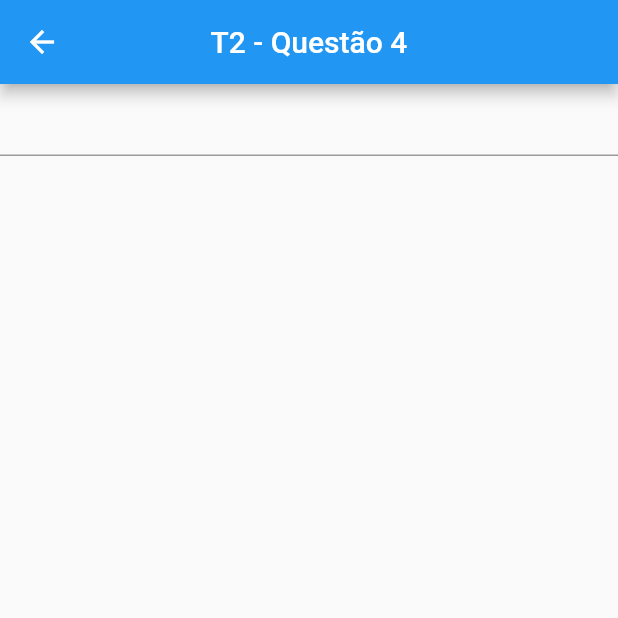
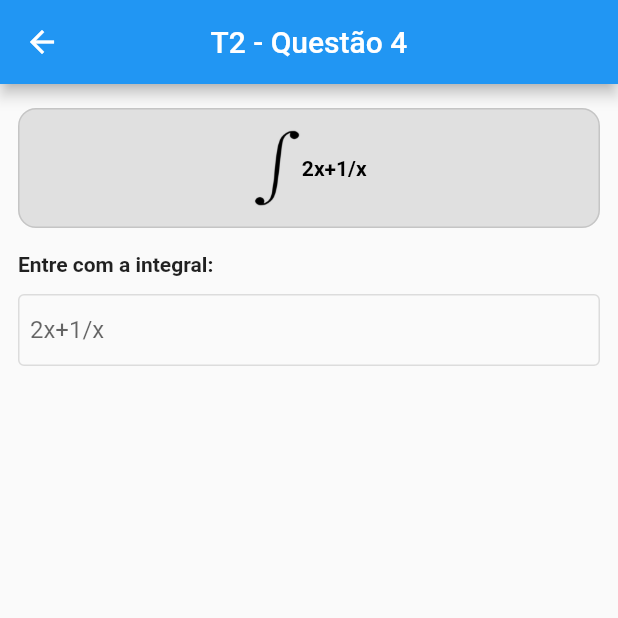
Before and after one commit to RaphaelRat/calculo-numerico, a Flutter app: the Trabalho2 screen opened by its route, on a phone screen of 412 x 824 dp, the top half of it. Run offline on Flutter 3.47's test engine with Material 2 defaults, Android fonts, the phone set to English and light mode, and no system bars; our stand-ins replace get.

Commit message:
add funcao field

```diff
--- a/lib/pages/trabalho_2/trabalho_2.dart
+++ b/lib/pages/trabalho_2/trabalho_2.dart
@@ -12,37 +12,80 @@ class Trabalho2 extends GetView<Trabalho2Controller> {
       onTap: () => FocusScope.of(context).unfocus(),
       child: Scaffold(
         appBar: AppBar(title: const Text('T2 - Questão 4'), centerTitle: true),
-        body: Column(
+        body: NotificationListener<OverscrollIndicatorNotification>(
+          onNotification: (overScroll) {
+            overScroll.disallowIndicator();
+            return false;
+          },
+          child: SingleChildScrollView(
+            child: Padding(
+              padding: const EdgeInsets.all(12.0),
+              child: Column(
+                crossAxisAlignment: CrossAxisAlignment.start,
                 children: [
                   Obx(
-              () => controller.integral.value.isEmpty
-                  // Image.asset('assets/integral.png'),
-                  ? Container()
-                  : Container(
-                      margin: const EdgeInsets.symmetric(horizontal: 12, vertical: 20),
+                    () => Container(
+                      margin: const EdgeInsets.symmetric(vertical: 4),
                       width: double.infinity,
                       height: 80,
                       padding: const EdgeInsets.symmetric(horizontal: 20, vertical: 12),
                       decoration: BoxDecoration(
                         borderRadius: BorderRadius.circular(12),
-                        color: Theme.of(context).primaryColor,
+                        color: Colors.grey.shade300,
                         border: Border.all(width: 1, color: Theme.of(context).focusColor),
                       ),
-                      child: Row(
+                      child: controller.integral.value.isEmpty
+                          ? const Center(
+                              child: Text(
+                                'Sua integral aqui',
+                                style: TextStyle(
+                                  color: Colors.black,
+                                  fontWeight: FontWeight.bold,
+                                ),
+                              ),
+                            )
+                          : Row(
                               crossAxisAlignment: CrossAxisAlignment.center,
                               mainAxisAlignment: MainAxisAlignment.center,
-                        children: [Image.asset('assets/integral.png'), Text(controller.integral.value)],
+                              children: [
+                                Image.asset('assets/integral.png'),
+                                Text(
+                                  controller.integral.value,
+                                  style: const TextStyle(
+                                    color: Colors.black,
+                                    fontWeight: FontWeight.bold,
+                                  ),
+                                ),
+                              ],
                             ),
                     ),
                   ),
-            TextField(
-              onChanged: (value) {
-                controller.integral.value = value;
-              },
-            )
+                  const SizedBox(height: 12),
+                  const Text('Entre com a integral:', style: TextStyle(fontWeight: FontWeight.bold)),
+                  const SizedBox(height: 12),
+                  _myTextField(context, hintText: '2x+1/x', onChanged: (value) => controller.funcao.value = value),
                 ],
+              ),
+            ),
+          ),
         ),
       ),
     );
   }
+
+  TextField _myTextField(BuildContext context, {Function(String value)? onChanged, String? hintText}) {
+    return TextField(
+      decoration: InputDecoration(
+        contentPadding: const EdgeInsets.symmetric(vertical: 0, horizontal: 8),
+        focusedBorder: OutlineInputBorder(
+          borderSide: BorderSide(color: Theme.of(context).focusColor, width: 3.0, style: BorderStyle.solid),
+        ),
+        enabledBorder: OutlineInputBorder(
+          borderSide: BorderSide(color: Theme.of(context).focusColor, width: 1.0),
+        ),
+        hintText: hintText,
+      ),
+      onChanged: onChanged,
+    );
   }
+}
--- a/lib/pages/trabalho_2/trabalho_2_controller.dart
+++ b/lib/pages/trabalho_2/trabalho_2_controller.dart
@@ -1,5 +1,6 @@
 import 'package:get/get.dart';
 
 class Trabalho2Controller extends GetxController {
-  final integral = ''.obs;
+  final integral = '2x+1/x'.obs;
+  final funcao = '2x+1/x'.obs;
 }
```
Lines whose indentation alone changed are shown as unchanged.
